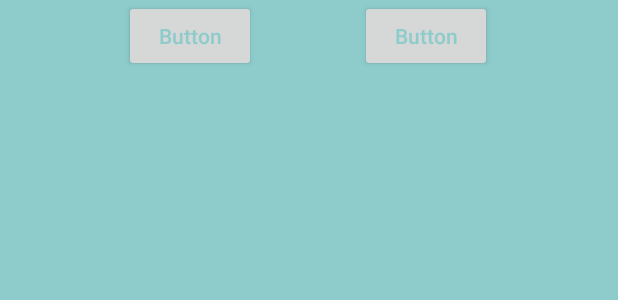
After one commit to dominatorfaf/chat-app-tracker, an Android app: the layout activity_final_step_registration.xml on its own in the app's theme, with its tools: preview values and no code run, on a phone screen of 412 x 824 dp. The commit adds this screen. Shown: the top 300 px of the screen. Run offline under Robolectric (Android 15) with nearby library versions, the phone set to English and light mode, and no system bars.

Commit message:
Add finalRegisterActivity

```diff
--- a/app/src/main/AndroidManifest.xml
+++ b/app/src/main/AndroidManifest.xml
@@ -9,7 +9,8 @@
         android:roundIcon="@mipmap/ic_launcher_round"
         android:supportsRtl="true"
         android:theme="@style/Theme.AppCompat.Light.NoActionBar">
-        <activity android:name=".ui.register.RegisterConfActivity"></activity>
+        <activity android:name=".ui.register.FinalStepRegistration"></activity>
+        <activity android:name=".ui.register.RegisterConfActivity" />
         <activity android:name=".ui.start.StartActivity">
             <intent-filter>
                 <action android:name="android.intent.action.MAIN" />
--- /dev/null
+++ b/app/src/main/res/layout/activity_final_step_registration.xml
@@ -0,0 +1,39 @@
+<?xml version="1.0" encoding="utf-8"?>
+    <androidx.constraintlayout.widget.ConstraintLayout xmlns:android="http://schemas.android.com/apk/res/android"
+        xmlns:app="http://schemas.android.com/apk/res-auto"
+        xmlns:tools="http://schemas.android.com/tools"
+        android:layout_width="match_parent"
+        android:layout_height="match_parent"
+        android:background="@color/azure"
+        android:visibility="visible"
+        tools:context=".ui.register.FinalStepRegistration"
+        tools:visibility="visible">
+
+
+    <Button
+        android:id="@+id/button"
+        android:layout_width="wrap_content"
+        android:layout_height="wrap_content"
+        android:text="Button"
+        android:textAlignment="center"
+        android:textColor="@color/azure"
+        android:textAllCaps="false"
+        app:layout_constraintEnd_toStartOf="@+id/button2"
+        app:layout_constraintHorizontal_bias="0.543"
+        app:layout_constraintStart_toStartOf="parent"
+        tools:layout_editor_absoluteY="348dp" />
+
+
+    <Button
+        android:id="@+id/button2"
+        android:layout_width="wrap_content"
+        android:layout_height="wrap_content"
+        android:layout_marginEnd="84dp"
+        android:text="Button"
+        android:textAlignment="center"
+        android:textColor="@color/azure"
+        android:textAllCaps="false"
+        app:layout_constraintEnd_toEndOf="parent"
+        tools:layout_editor_absoluteY="348dp" />
+
+</androidx.constraintlayout.widget.ConstraintLayout>
```
Also changed, not shown: app/src/main/java/com/project/chat_app_tracker/ui/register/FinalStepRegistration.java (added, +15 -0 lines), app/src/main/java/com/project/chat_app_tracker/ui/register/RegisterActivity.java (+10 -2 lines), app/src/main/java/com/project/chat_app_tracker/ui/register/RegisterConfActivity.java (+27 -0 lines), app/src/main/res/drawable/user.png (added).
